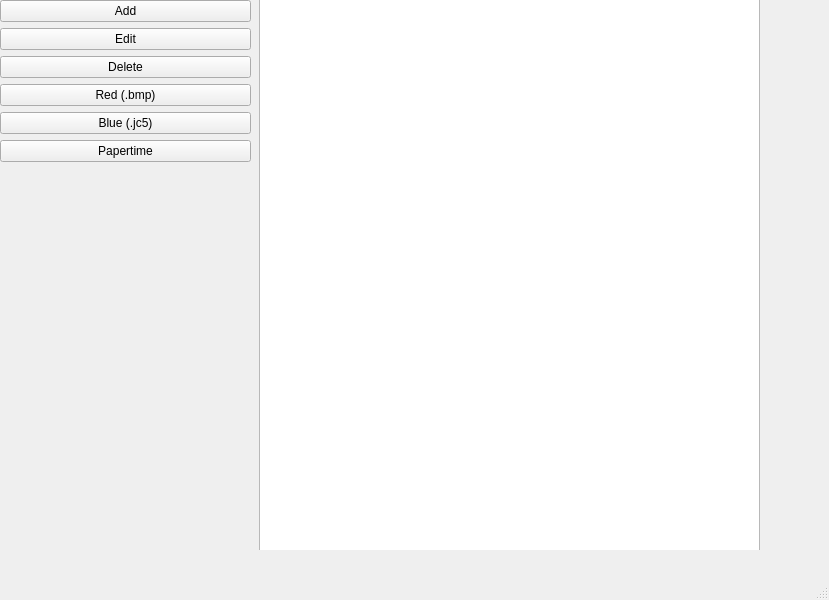
Before: the Qt Designer form MainWindow.ui in OHovey/LugguageStrapper---2.0, drawn with Qt 5.
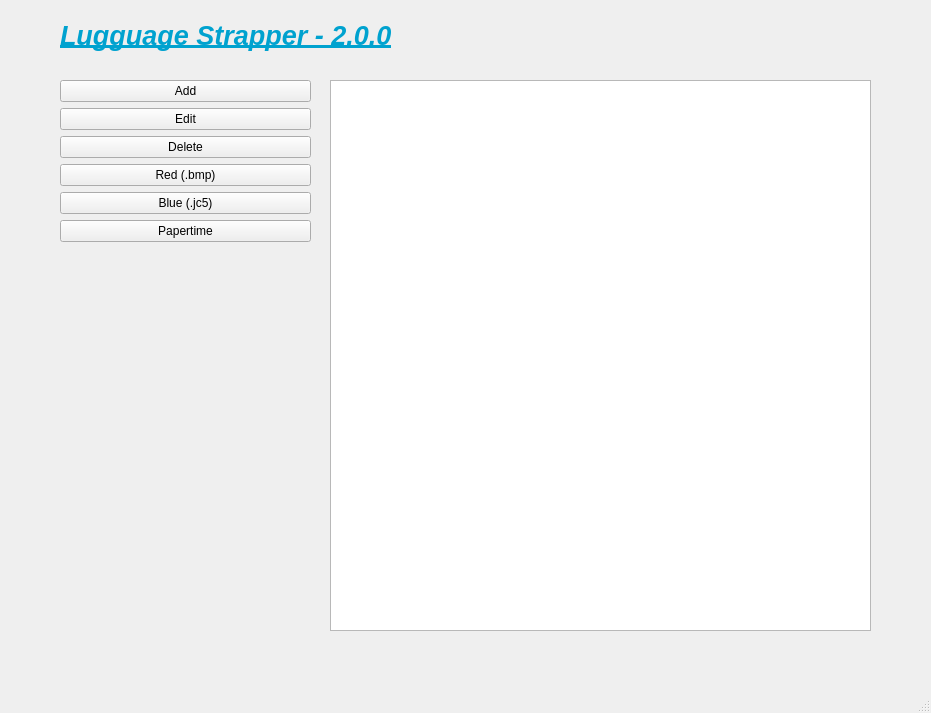
After: the same form once the commit is applied.

Diff of the .ui file:
```diff
--- a/MainWindow.ui
+++ b/MainWindow.ui
@@ -6,19 +6,31 @@
    <rect>
     <x>0</x>
     <y>0</y>
-    <width>829</width>
-    <height>600</height>
+    <width>931</width>
+    <height>713</height>
    </rect>
   </property>
   <property name="windowTitle">
    <string>MainWindow</string>
   </property>
   <widget class="QWidget" name="centralwidget">
+   <widget class="QWidget" name="horizontalLayoutWidget_2">
+    <property name="geometry">
+     <rect>
+      <x>0</x>
+      <y>0</y>
+      <width>931</width>
+      <height>671</height>
+     </rect>
+    </property>
+    <layout class="QHBoxLayout" name="horizontalLayout">
+     <item>
+      <widget class="QWidget" name="widget" native="true">
    <widget class="QWidget" name="horizontalLayoutWidget">
     <property name="geometry">
      <rect>
-      <x>0</x>
-      <y>0</y>
+          <x>60</x>
+          <y>80</y>
       <width>251</width>
       <height>551</height>
      </rect>
@@ -85,25 +97,32 @@
      </item>
     </layout>
    </widget>
-   <widget class="QWidget" name="widget" native="true">
-    <property name="geometry">
-     <rect>
-      <x>259</x>
-      <y>-1</y>
-      <width>531</width>
-      <height>551</height>
-     </rect>
-    </property>
     <widget class="QTableWidget" name="strap_table">
      <property name="geometry">
       <rect>
-       <x>0</x>
-       <y>0</y>
-       <width>501</width>
-       <height>561</height>
+          <x>330</x>
+          <y>80</y>
+          <width>541</width>
+          <height>551</height>
       </rect>
      </property>
     </widget>
+       <widget class="QLabel" name="label">
+        <property name="geometry">
+         <rect>
+          <x>60</x>
+          <y>10</y>
+          <width>361</width>
+          <height>51</height>
+         </rect>
+        </property>
+        <property name="text">
+         <string>&lt;html&gt;&lt;head/&gt;&lt;body&gt;&lt;p&gt;&lt;span style=&quot; font-size:20pt; font-weight:600; font-style:italic; text-decoration: underline; color:#00a2cf;&quot;&gt;Lugguage Strapper - 2.0.0&lt;/span&gt;&lt;/p&gt;&lt;/body&gt;&lt;/html&gt;</string>
+        </property>
+       </widget>
+      </widget>
+     </item>
+    </layout>
    </widget>
   </widget>
   <widget class="QMenuBar" name="menubar">
```
Left out of the diff: 2 changed lines with no effect on the pictures. Lines whose indentation alone changed are shown as unchanged.
